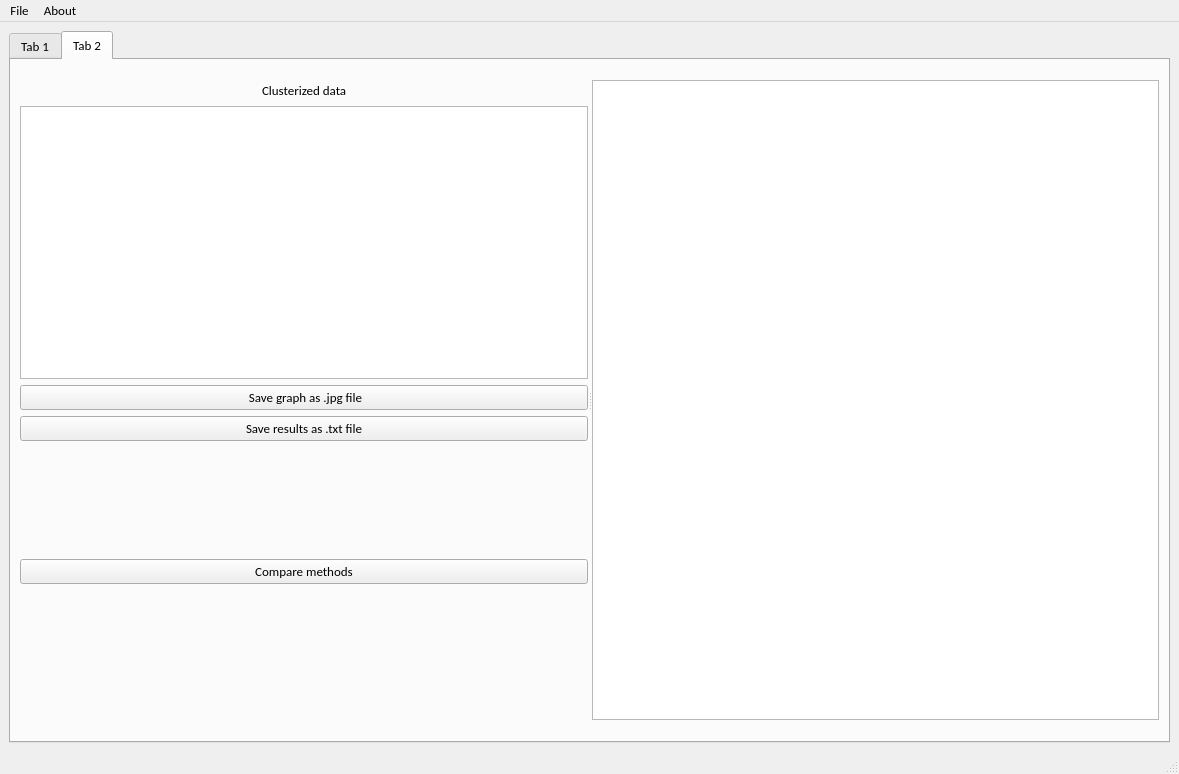
Qt form GUI/mainwindow.ui (Avgustineiw/Music_Mental_Health_Clustering_Interactive_Application) before a commit.
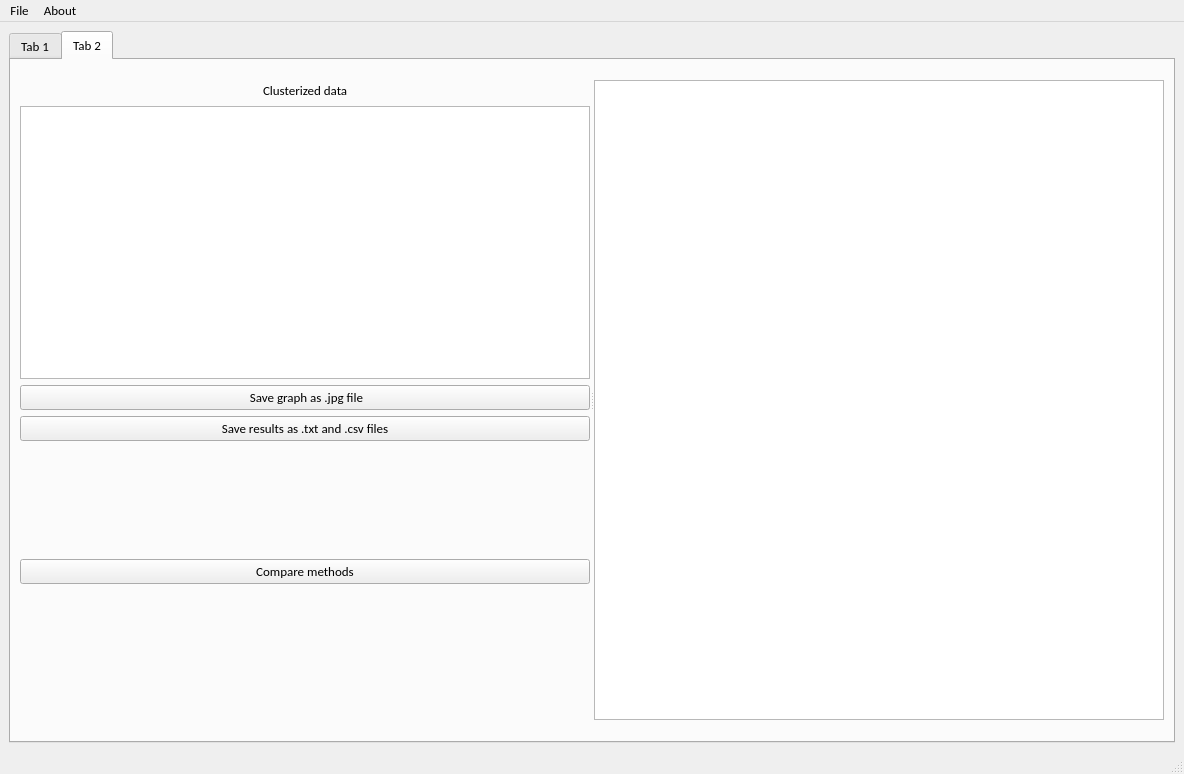
The same form after that commit.

Patch:
```diff
--- a/GUI/mainwindow.ui
+++ b/GUI/mainwindow.ui
@@ -6,7 +6,7 @@
    <rect>
     <x>0</x>
     <y>0</y>
-    <width>1179</width>
+    <width>1184</width>
     <height>774</height>
    </rect>
   </property>
@@ -436,7 +436,7 @@
           <property name="orientation">
            <enum>Qt::Horizontal</enum>
           </property>
-          <widget class="QWidget" name="">
+          <widget class="QWidget" name="layoutWidget">
            <layout class="QGridLayout" name="gridLayout_20">
             <item row="0" column="0">
              <layout class="QGridLayout" name="gridLayout_10">
@@ -490,7 +490,7 @@
               <item row="1" column="0">
                <widget class="QPushButton" name="pushButton_9">
                 <property name="text">
-                 <string>Save results as .txt file</string>
+                 <string>Save results as .txt and .csv files</string>
                 </property>
                </widget>
               </item>
@@ -560,8 +560,8 @@
     <rect>
      <x>0</x>
      <y>0</y>
-     <width>1179</width>
-     <height>26</height>
+     <width>1184</width>
+     <height>22</height>
     </rect>
    </property>
    <widget class="QMenu" name="menuFile">
```
